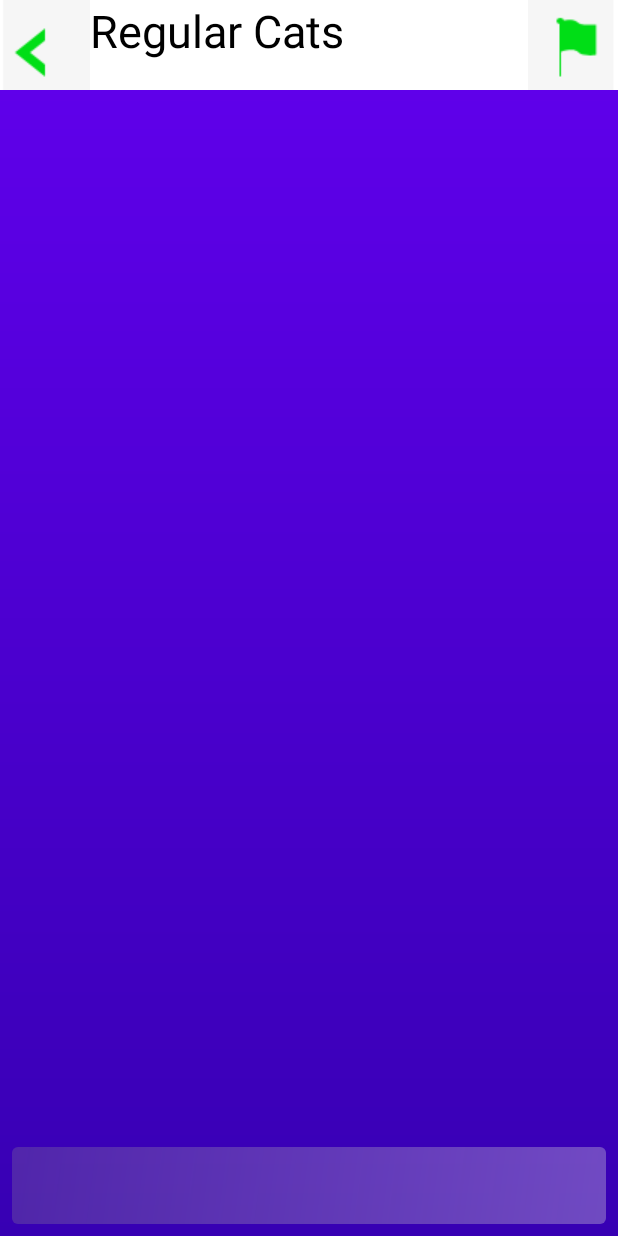
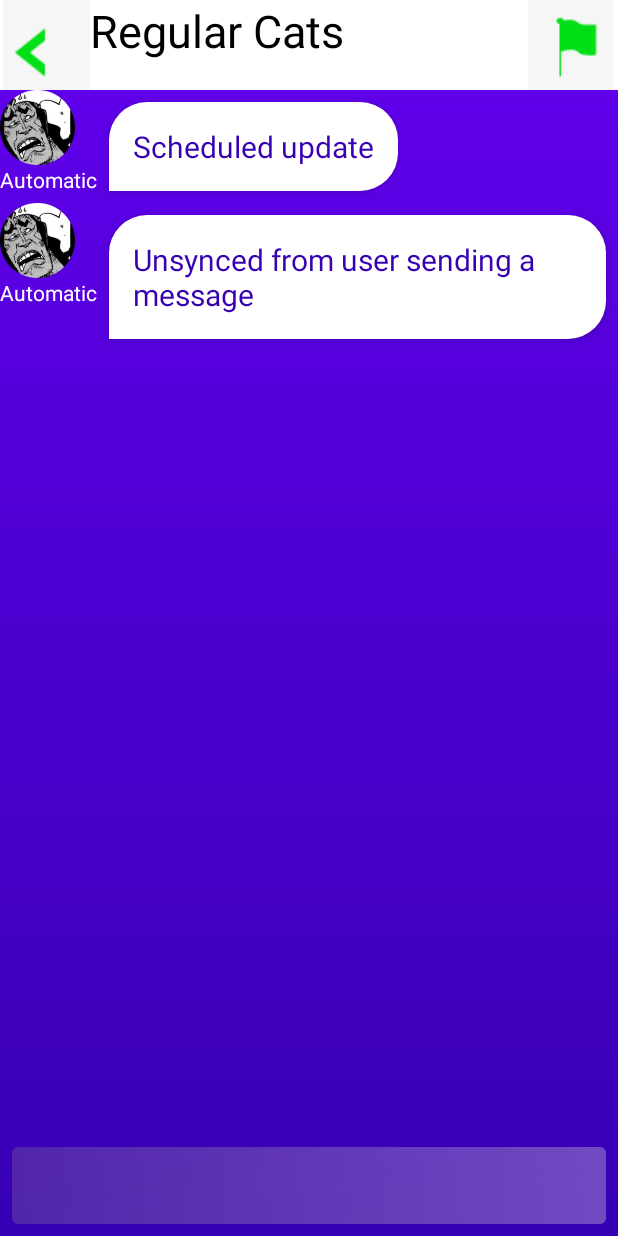
Before and after one commit to Jeren-Mckey/Pento, an Android app: the screen it shows after launch (ChatActivity), after a tap on "ENTER GROUP 2", on a phone screen of 412 x 824 dp. Run offline under Robolectric (Android 15) with nearby library versions, the phone set to English and light mode, and no system bars.

Commit message:
Front end only chat working

```diff
--- a/PentoSource/app/src/main/java/com/example/pento/data/MessageDataSource.java
+++ b/PentoSource/app/src/main/java/com/example/pento/data/MessageDataSource.java
@@ -64,7 +64,7 @@ public class MessageDataSource {
 
     public Result<String> sendMessage(String content, String member_id, String group_id) {
         try {
-            ResponseMessage usr = new ResponseMessage(content, member_id, group_id);
+            ResponseMessage usr = new ResponseMessage(content, member_id,true, group_id);
             AsyncTask<ResponseMessage, Void, String> task = new MessageDataSource.SendMessageTask().execute(usr);
             String response = task.get();
             return new Result.Success<>(task.get());
--- a/PentoSource/app/src/main/java/com/example/pento/data/model/ResponseMessage.java
+++ b/PentoSource/app/src/main/java/com/example/pento/data/model/ResponseMessage.java
@@ -8,9 +8,10 @@ public class ResponseMessage {
     private String group_id;
     private String timestamp;
 
-    public ResponseMessage(String text, String username, String group_id) {
+    public ResponseMessage(String text, String username, boolean isMe,String group_id) {
         this.text = text;
         this.username = username;
+        this.isMe = isMe;
     }
 
     public String getText() {
--- a/PentoSource/app/src/main/java/com/example/pento/ui/chat/ChatActivity.java
+++ b/PentoSource/app/src/main/java/com/example/pento/ui/chat/ChatActivity.java
@@ -48,8 +48,10 @@ public class ChatActivity extends AppCompatActivity {
 
             @Override
             public void run() {
-                //ResponseMessage responseMessage2 = new ResponseMessage("are you there?", "Autobot","");
-                //messageAdapter.list.add(responseMessage2);
+                ResponseMessage responseMessage2 = new ResponseMessage("Scheduled update", "Automatic", false,"");
+                ResponseMessage responseMessage3 = new ResponseMessage("Unsynced from user sending a message", "Automatic", false,"");
+                messageAdapter.list.add(responseMessage2);
+                messageAdapter.list.add(responseMessage3);
                 runOnUiThread (new Thread(new Runnable() {
                     public void run() {
                         messageAdapter.notifyDataSetChanged();
@@ -65,7 +67,7 @@ public class ChatActivity extends AppCompatActivity {
                     }));
             }
         };
-        timer.scheduleAtFixedRate(new checkTask(),100, 2000);
+        timer.scheduleAtFixedRate(new checkTask(),1000, 6000);
 
         userInput.setOnEditorActionListener(new TextView.OnEditorActionListener() {
             @Override
```
Also changed, not shown: PentoSource/app/src/main/java/com/example/pento/ui/chat/MessageAdapter.java (+5 -7 lines).
